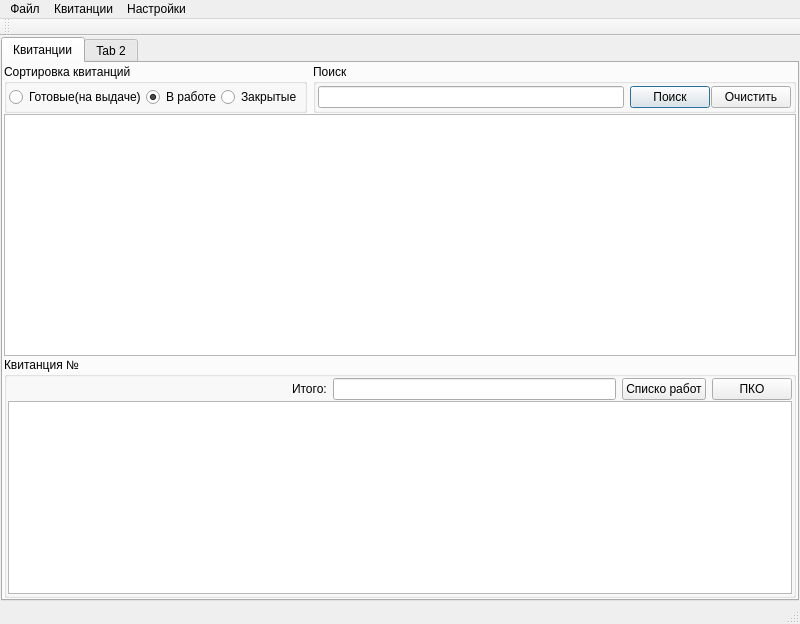
The window that mainwindow.ui (eboladev/XPPC) describes before a commit, drawn with Qt 5.
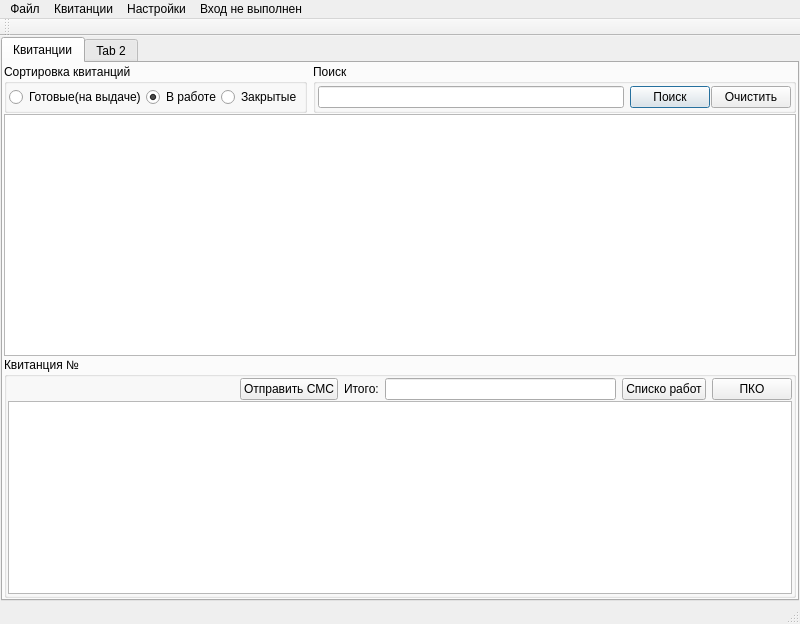
The same window after the commit.

Commit message: user management integrated to app

```diff
--- a/mainwindow.ui
+++ b/mainwindow.ui
@@ -228,6 +228,13 @@
                </property>
               </spacer>
              </item>
+             <item>
+              <widget class="QPushButton" name="pushButtonSendSMS">
+               <property name="text">
+                <string>Отправить СМС</string>
+               </property>
+              </widget>
+             </item>
              <item>
               <widget class="QLabel" name="labelJobPrice">
                <property name="text">
@@ -307,7 +314,7 @@
     <addaction name="separator"/>
     <addaction name="actionExitMenuClicked"/>
    </widget>
-   <widget class="QMenu" name="menu">
+   <widget class="QMenu" name="menuTicket">
     <property name="title">
      <string>Квитанции</string>
     </property>
@@ -324,15 +331,28 @@
     <addaction name="actionCloseTicket"/>
     <addaction name="menu_2"/>
    </widget>
-   <widget class="QMenu" name="menu_3">
+   <widget class="QMenu" name="menuSettings">
     <property name="title">
      <string>Настройки</string>
     </property>
     <addaction name="actionBranchTriggered"/>
+    <addaction name="actionUserControl"/>
+   </widget>
+   <widget class="QMenu" name="menuCurrentUser">
+    <property name="tearOffEnabled">
+     <bool>false</bool>
+    </property>
+    <property name="title">
+     <string>Вход не выполнен</string>
+    </property>
+    <property name="separatorsCollapsible">
+     <bool>false</bool>
+    </property>
    </widget>
    <addaction name="menuFile"/>
-   <addaction name="menu"/>
-   <addaction name="menu_3"/>
+   <addaction name="menuTicket"/>
+   <addaction name="menuSettings"/>
+   <addaction name="menuCurrentUser"/>
   </widget>
   <widget class="QToolBar" name="mainToolBar">
    <attribute name="toolBarArea">
```
Left out of the diff: 15 changed lines with no effect on the pictures. The commit also changes 19 other files.
